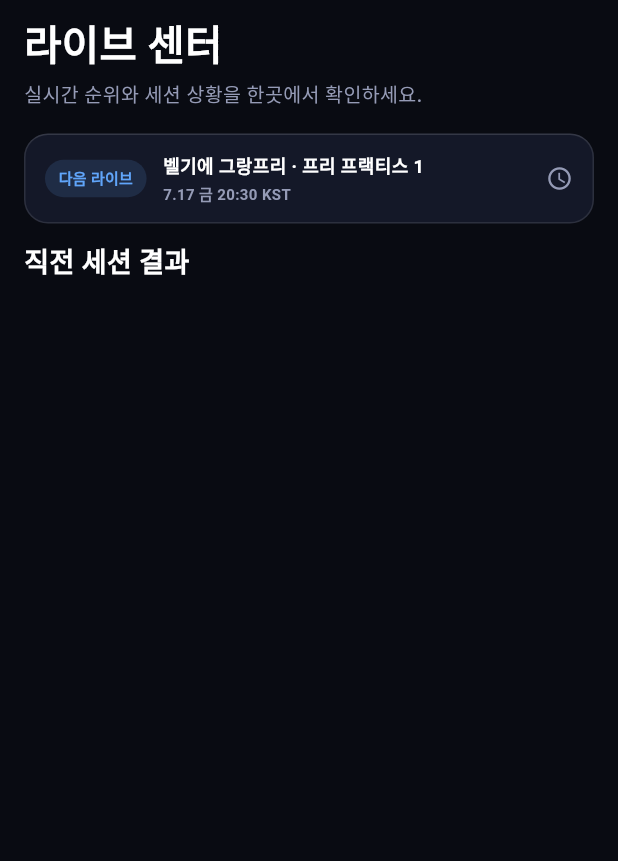
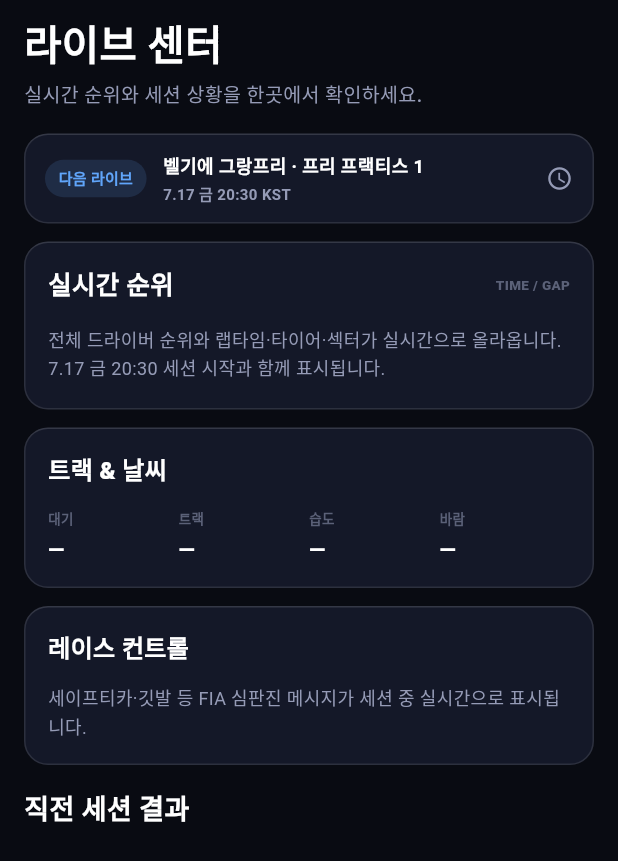
Before and after one commit to 2001mwkim/fmk-mobile-app, a Flutter app: the LiveCenterScreen screen opened directly, on a phone screen of 412 x 824 dp. Shown: the top 861 px of the screen. Run offline on Flutter 3.47's test engine with Material 3 defaults, Android fonts, the phone set to English and light mode, and no system bars; our stand-ins replace flutter_local_notifications, flutter_svg, shared_preferences, timezone; missing offline and left inert: home_widget, workmanager; accounts and stored records are empty; network calls fail; Roboto replaces fonts that are missing (Pretendard); statements that could not run were skipped.

Commit message:
feat: keep live center cards visible between sessions
비라이브에도 실시간 순위/트랙&날씨/레이스 컨트롤 카드 틀을
안내 문구와 함께 유지 — 세션 중 무엇이 표시되는지 구조로 보여줌

Co-Authored-By: Claude Fable 5 <noreply@anthropic.com>

```diff
--- a/lib/screens/live_center_screen.dart
+++ b/lib/screens/live_center_screen.dart
@@ -2,6 +2,7 @@ import 'package:flutter/material.dart';
 
 import '../data/races.dart';
 import '../models/live_session.dart';
+import '../models/race_session.dart';
 import '../services/live_session_controller.dart';
 import '../services/race_results_repository.dart';
 import '../theme/app_colors.dart';
@@ -96,6 +97,9 @@ class _OfflineCenter extends StatelessWidget {
   Widget build(BuildContext context) {
     final race = getNextRace(now);
     final session = getNextSession(race, now);
+    // 비라이브에도 라이브 때 나타날 카드들을 빈 상태(안내 문구 + '—')로
+    // 유지한다 — 처음 들어온 사용자가 "세션 중에 여기서 뭘 보게 되는지"를
+    // 화면 구조만으로 알 수 있게(숨기면 결과 다시보기 화면처럼 보인다).
     return Column(
       children: [
         AppCard(
@@ -137,6 +141,12 @@ class _OfflineCenter extends StatelessWidget {
           ),
         ),
         const SizedBox(height: 12),
+        _TimingPreviewCard(session: session),
+        const SizedBox(height: 12),
+        const _WeatherPreviewCard(),
+        const SizedBox(height: 12),
+        const _RaceControlPreviewCard(),
+        const SizedBox(height: 16),
         const Align(
           alignment: Alignment.centerLeft,
           child: Text(
@@ -152,6 +162,131 @@ class _OfflineCenter extends StatelessWidget {
         ),
         HomeRecentResultCard(repository: resultsRepository, topPadding: 10),
       ],
+    );
+  }
+}
+
+/// 비라이브용 실시간 순위 자리 카드 — 라이브 때와 같은 헤더에 안내만 채운다.
+class _TimingPreviewCard extends StatelessWidget {
+  const _TimingPreviewCard({this.session});
+
+  final RaceSession? session;
+
+  @override
+  Widget build(BuildContext context) {
+    final startLabel = session == null
+        ? null
+        : '${session!.date} ${session!.time} 세션 시작과 함께 표시됩니다.';
+    return AppCard(
+      padding: EdgeInsets.zero,
+      child: Column(
+        crossAxisAlignment: CrossAxisAlignment.start,
+        children: [
+          Padding(
+            padding: const EdgeInsets.fromLTRB(16, 16, 16, 12),
+            child: Row(
+              children: [
+                const Expanded(
+                  child: Text(
+                    '실시간 순위',
+                    style: TextStyle(
+                      color: AppColors.white,
+                      fontSize: 17,
+                      fontWeight: FontWeight.w900,
+                    ),
+                  ),
+                ),
+                Text(
+                  'TIME / GAP',
+                  style: const TextStyle(
+                    color: AppColors.faint,
+                    fontSize: 9,
+                    fontWeight: FontWeight.w800,
+                  ),
+                ),
+              ],
+            ),
+          ),
+          Padding(
+            padding: const EdgeInsets.fromLTRB(16, 2, 16, 18),
+            child: Text(
+              '전체 드라이버 순위와 랩타임·타이어·섹터가 실시간으로 올라옵니다.'
+              '${startLabel == null ? '' : '\n$startLabel'}',
+              style: const TextStyle(
+                color: AppColors.textMuted,
+                fontSize: 12,
+                height: 1.5,
+              ),
+            ),
+          ),
+        ],
+      ),
+    );
+  }
+}
+
+/// 비라이브용 트랙 & 날씨 자리 카드 — 메트릭 틀을 '—'로 유지.
+class _WeatherPreviewCard extends StatelessWidget {
+  const _WeatherPreviewCard();
+
+  @override
+  Widget build(BuildContext context) {
+    return AppCard(
+      child: Column(
+        crossAxisAlignment: CrossAxisAlignment.start,
+        children: [
+          const Text(
+            '트랙 & 날씨',
+            style: TextStyle(
+              color: AppColors.white,
+              fontSize: 16,
+              fontWeight: FontWeight.w900,
+            ),
+          ),
+          const SizedBox(height: 14),
+          const Row(
+            children: [
+              _Metric(label: '대기', value: '—'),
+              _Metric(label: '트랙', value: '—'),
+              _Metric(label: '습도', value: '—'),
+              _Metric(label: '바람', value: '—'),
+            ],
+          ),
+        ],
+      ),
+    );
+  }
+}
+
+/// 비라이브용 레이스 컨트롤 자리 카드.
+class _RaceControlPreviewCard extends StatelessWidget {
+  const _RaceControlPreviewCard();
+
+  @override
+  Widget build(BuildContext context) {
+    return AppCard(
+      child: Column(
+        crossAxisAlignment: CrossAxisAlignment.start,
+        children: [
+          const Text(
+            '레이스 컨트롤',
+            style: TextStyle(
+              color: AppColors.white,
+              fontSize: 16,
+              fontWeight: FontWeight.w900,
+            ),
+          ),
+          const SizedBox(height: 12),
+          const Text(
+            '세이프티카·깃발 등 FIA 심판진 메시지가 세션 중 실시간으로 표시됩니다.',
+            style: TextStyle(
+              color: AppColors.textMuted,
+              fontSize: 12,
+              height: 1.5,
+            ),
+          ),
+        ],
+      ),
     );
   }
 }
```
Also changed, not shown: 1 other file.
